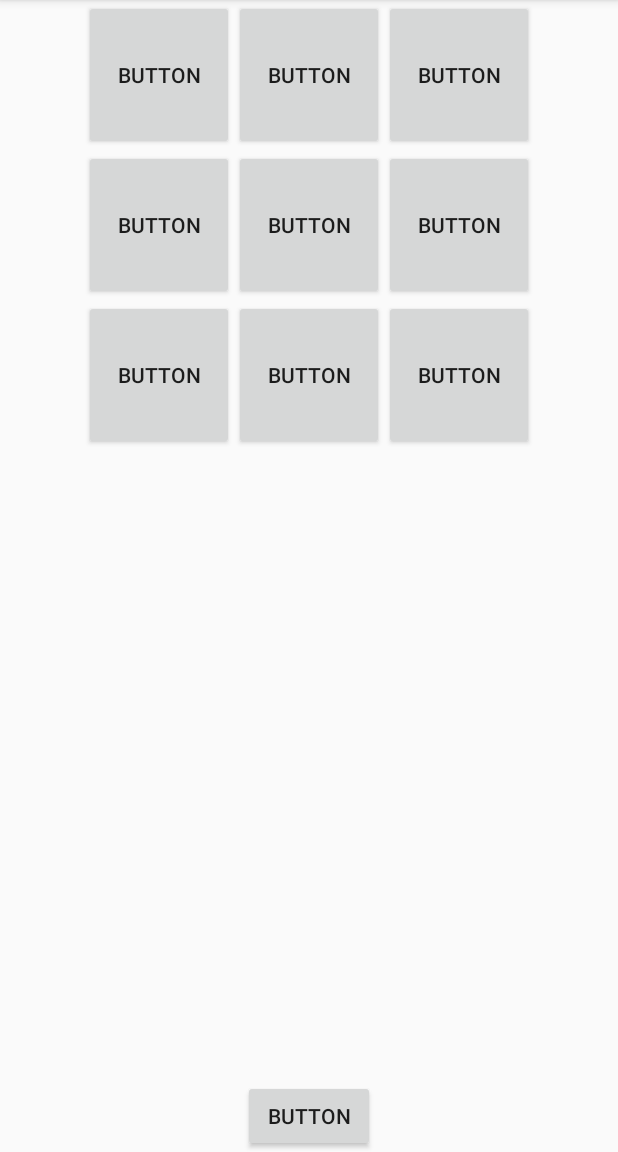
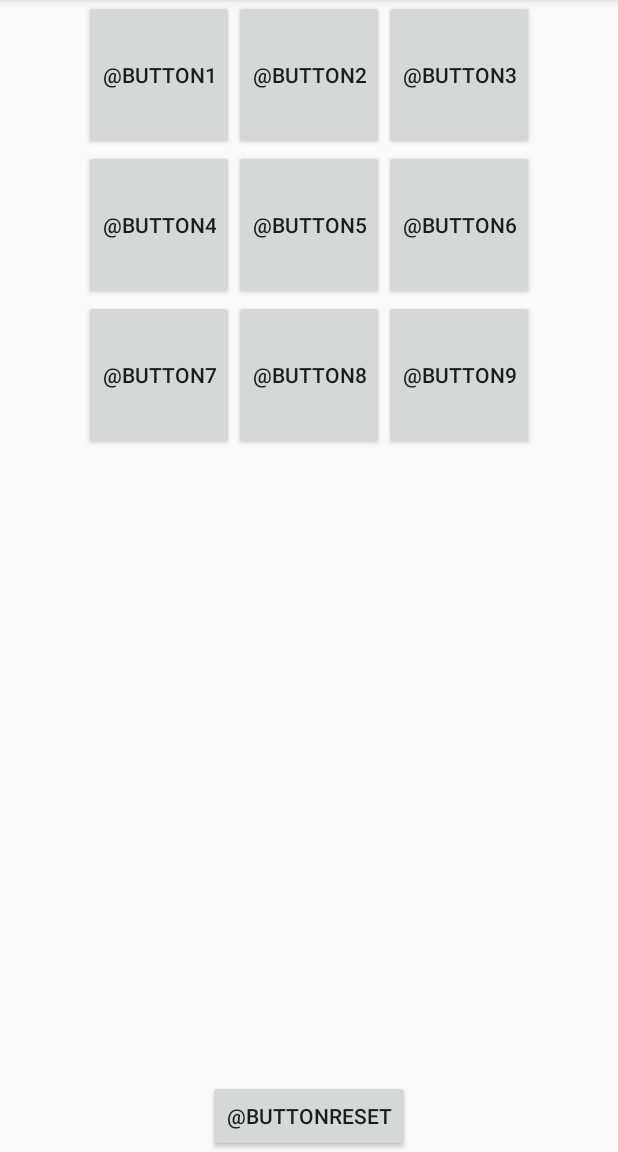
Before and after one commit to jurrians/Tic-Tac-Toe, an Android app: the screen it shows after launch (MainActivity), on a phone screen of 412 x 824 dp, the part 84-1236 px from its top. Run offline under Robolectric (Android 15) with nearby library versions, the phone set to English and light mode, and no system bars; 1 statement that could not run was skipped.

Commit message:
kan bij MainActivity geen Game aanmaken

```diff
--- a/constraint-layout-master/TicTacToe/app/src/main/java/jurrians/tictactoe/MainActivity.java
+++ b/constraint-layout-master/TicTacToe/app/src/main/java/jurrians/tictactoe/MainActivity.java
@@ -7,6 +7,8 @@ import android.view.View;
 import android.widget.Button;
 
 public class MainActivity extends AppCompatActivity {
+
+    Game game;
 
     Button button1;
     Button button2;
@@ -26,6 +28,8 @@ public class MainActivity extends AppCompatActivity {
         super.onCreate(savedInstanceState);
         setContentView(R.layout.activity_main);
 
+        game = new Game();
+
         button1 = findViewById(R.id.button1);
         button2 = findViewById(R.id.button2);
         button3 = findViewById(R.id.button3);
@@ -43,9 +47,6 @@ public class MainActivity extends AppCompatActivity {
         Button button = (Button) view;
 
         String butString = button.getText().toString();
-
-
-
 
         Log.d("Tic", "tileClicked");
 
--- a/constraint-layout-master/TicTacToe/app/src/main/res/layout/activity_main.xml
+++ b/constraint-layout-master/TicTacToe/app/src/main/res/layout/activity_main.xml
@@ -19,28 +19,28 @@
             android:layout_width="100dp"
             android:layout_height="100dp"
             android:onClick="tileClicked"
-            android:text="Button" />
+            android:text="@button1" />
 
         <Button
             android:id="@+id/button2"
             android:layout_width="100dp"
             android:layout_height="100dp"
             android:onClick="tileClicked"
-            android:text="Button" />
+            android:text="@button2" />
 
         <Button
             android:id="@+id/button3"
             android:layout_width="100dp"
             android:layout_height="100dp"
             android:onClick="tileClicked"
-            android:text="Button" />
+            android:text="@button3" />
 
         <Button
             android:id="@+id/button4"
             android:layout_width="100dp"
             android:layout_height="100dp"
             android:onClick="tileClicked"
-            android:text="Button"
+            android:text="@button4"
             app:layout_column="0"
             app:layout_row="1" />
 
@@ -49,7 +49,7 @@
             android:layout_width="100dp"
             android:layout_height="100dp"
             android:onClick="tileClicked"
-            android:text="Button"
+            android:text="@button5"
             app:layout_column="1"
             app:layout_row="1" />
 
@@ -58,7 +58,7 @@
             android:layout_width="100dp"
             android:layout_height="100dp"
             android:onClick="tileClicked"
-            android:text="Button"
+            android:text="@button6"
             app:layout_column="2"
             app:layout_row="1" />
 
@@ -67,7 +67,7 @@
             android:layout_width="100dp"
             android:layout_height="100dp"
             android:onClick="tileClicked"
-            android:text="Button"
+            android:text="@button7"
             app:layout_column="0"
             app:layout_row="2" />
 
@@ -76,7 +76,7 @@
             android:layout_width="100dp"
             android:layout_height="100dp"
             android:onClick="tileClicked"
-            android:text="Button"
+            android:text="@button8"
             app:layout_column="1"
             app:layout_row="2" />
 
@@ -85,7 +85,7 @@
             android:layout_width="100dp"
             android:layout_height="100dp"
             android:onClick="tileClicked"
-            android:text="Button"
+            android:text="@button9"
             app:layout_column="2"
             app:layout_row="2" />
     </android.support.v7.widget.GridLayout>
@@ -95,5 +95,5 @@
         android:layout_width="wrap_content"
         android:layout_height="wrap_content"
         android:onClick="resetClicked"
-        android:text="Button" />
+        android:text="@buttonReset" />
 </LinearLayout>
```
Also changed, not shown: constraint-layout-master/TicTacToe/app/src/main/java/Game.java (+15 -6 lines).
